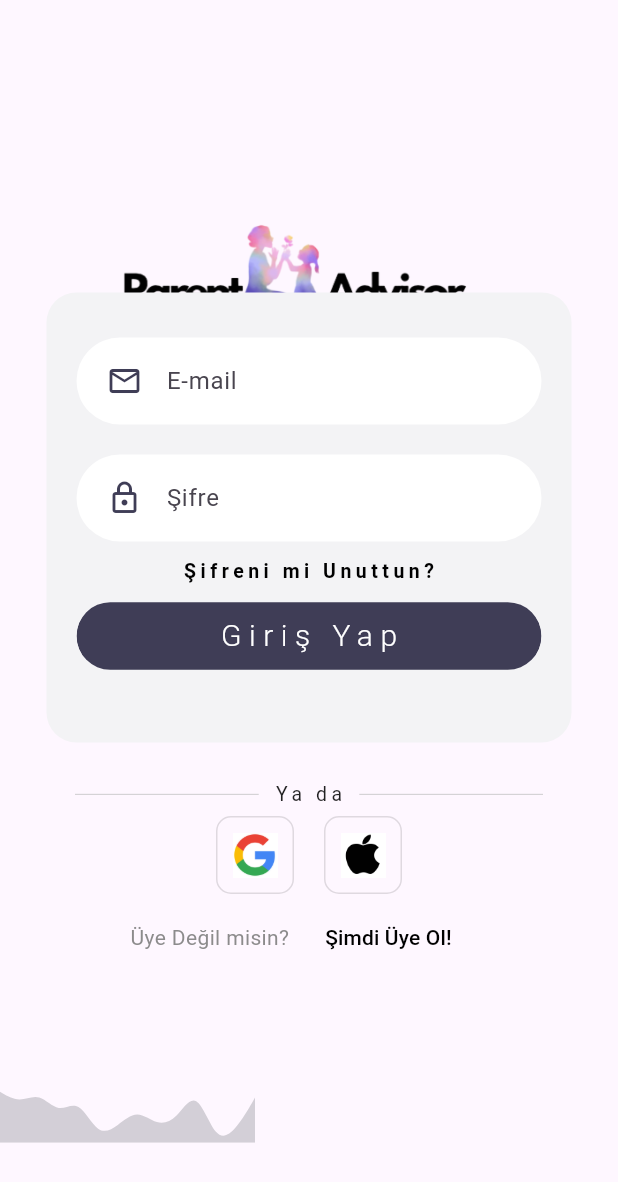
After one commit to denizyildiz0/Bitirme_Parent_App, a Flutter app: the LoginScreen screen opened by its route, on a phone screen of 412 x 824 dp. The commit adds this screen. Shown: the top 1182 px of the screen. Run offline on Flutter 3.47's test engine with Material 3 defaults, Android fonts, the phone set to English and light mode, and no system bars; our stand-ins replace flutter_secure_storage, flutter_svg, gap, go_router, preload_page_view, shared_preferences; accounts and stored records are empty.

Commit message:
user login - register login screens added

```diff
--- /dev/null
+++ b/lib/components/giris_input_field.dart
@@ -0,0 +1,41 @@
+import 'package:flutter/material.dart';
+import 'text_field_container.dart';
+
+//deger girme button textfield
+class GirisInputField extends StatelessWidget {
+  final String hintText;
+  final IconData icon;
+  final bool isEmail;
+  final bool isPassword;
+
+  final ValueChanged<String> onChange;
+  const GirisInputField({
+    Key? key,
+    required this.hintText,
+    required this.icon,
+    required this.onChange,
+    required this.isEmail,
+    required this.isPassword,
+
+  }) : super(key: key);
+
+  @override
+  Widget build(BuildContext context) {
+    return TextFieldContainer(
+        child: TextField(
+      onChanged: onChange,
+      obscureText: isPassword,
+      keyboardType: isEmail ? TextInputType.emailAddress : TextInputType.text,
+      decoration: InputDecoration(
+        hintText: hintText,
+        icon: Icon(icon, color: Color(0xFF3F3D56)),
+        border: InputBorder.none,
+        focusedBorder: OutlineInputBorder(
+            gapPadding: 1.0,
+            borderRadius: BorderRadius.circular(30),
+            borderSide: BorderSide(color: Colors.grey.shade200)),
+        fillColor: Colors.grey.shade200,
+      ),
+    ));
+  }
+}
--- /dev/null
+++ b/lib/components/rounded_button.dart
@@ -0,0 +1,38 @@
+import 'package:bitirme_parent_app/fonts/app_text_style.dart';
+import 'package:flutter/material.dart';
+
+
+//giriş yap button
+class RoundedButton extends StatelessWidget {
+  final String text;
+  final Color color;
+  final VoidCallback press;
+  const RoundedButton({
+    Key? key,
+    required this.text,
+    required this.color,
+    required this.press,
+  }) : super(key: key);
+
+  @override
+  Widget build(BuildContext context) {
+    Size size = MediaQuery.of(context).size;
+    return Container(
+      margin: EdgeInsets.symmetric(vertical:10),
+      width: size.width * 0.8,
+      child: ClipRRect(
+        borderRadius: BorderRadius.circular(30),
+        child: TextButton(
+          onPressed: press,
+          style: TextButton.styleFrom(
+              padding: EdgeInsets.symmetric(vertical: 8, horizontal: 15),
+              backgroundColor: color),
+          child: Text(
+            text,
+            style: AppTextStyle.MIDDLE_BUTTON_TEXT,
+          ),
+        ),
+      ),
+    );
+  }
+}
--- /dev/null
+++ b/lib/components/square_box.dart
@@ -0,0 +1,19 @@
+import 'package:flutter/material.dart';
+
+//google ve apple ile giriş sayfası
+class SquareBox extends StatelessWidget {
+  final String ImagePath;
+  const SquareBox({Key? key, required this.ImagePath}) : super(key: key);
+
+  @override
+  Widget build(BuildContext context) {
+    return Container(
+      padding: EdgeInsets.all(10),
+      decoration: BoxDecoration(
+        border: Border.all(color: Colors.black12),
+        borderRadius: BorderRadius.circular(10),
+      ),
+      child: Image.asset(ImagePath, height: 30),
+    );
+  }
+}
--- /dev/null
+++ b/lib/components/text_field_container.dart
@@ -0,0 +1,22 @@
+import 'package:flutter/material.dart';
+
+//text field özellikler
+class TextFieldContainer extends StatelessWidget {
+  final Widget child;
+  const TextFieldContainer({Key? key, required this.child}) : super(key: key);
+
+  @override
+  Widget build(BuildContext context) {
+    Size size = MediaQuery.of(context).size;
+    return Container(
+      margin: EdgeInsets.symmetric(vertical: 10),
+      padding: EdgeInsets.symmetric(horizontal: 20, vertical: 5),
+      width: size.width * 0.8,
+        decoration: BoxDecoration(
+      color: Colors.white,
+      borderRadius: BorderRadius.circular(30),
+    ),
+    child: child,
+    );
+  }
+}
--- a/lib/core/routes.dart
+++ b/lib/core/routes.dart
@@ -1,6 +1,8 @@
 import 'package:bitirme_parent_app/screens/aktiviteScreen.dart';
 import 'package:bitirme_parent_app/screens/homeScreen.dart';
+import 'package:bitirme_parent_app/screens/loginScreen.dart';
 import 'package:bitirme_parent_app/screens/profile.dart';
+import 'package:bitirme_parent_app/screens/registerScreen.dart';
 import 'package:bitirme_parent_app/screens/soruSor.dart';
 import 'package:bitirme_parent_app/screens/splash.dart';
 import 'package:bitirme_parent_app/static/boarding.dart';
@@ -33,5 +35,13 @@ final routes = GoRouter(
       path: '/boarding',
       builder: (context, state) => const BoardingScreen(),
     ),
+    GoRoute(
+      path: '/login',
+      builder: (context, state) => const LoginScreen(),
+    ),
+    GoRoute(
+      path: '/register',
+      builder: (context, state) => const RegisterScreen(),
+    ),
   ],
 );
--- /dev/null
+++ b/lib/fonts/app_text_style.dart
@@ -0,0 +1,22 @@
+import 'package:flutter/material.dart';
+
+class AppTextStyle {
+  static const MINI_BOLD_DESCRIPTION_TEXT = TextStyle(
+    fontSize: 13,
+    color: Colors.black,
+    letterSpacing: 3,
+    fontWeight: FontWeight.w600,
+  );
+  static const MIDDLE_BUTTON_TEXT = TextStyle(
+    fontSize: 20,
+    letterSpacing: 5,
+    color: Colors.white,
+    fontWeight: FontWeight.w300,
+  );
+
+  static const MINI_DESCRIPTION_TEXT = TextStyle(
+    fontSize: 13,
+    color: Colors.black87,
+    letterSpacing: 3,
+  );
+}
--- /dev/null
+++ b/lib/screens/loginScreen.dart
@@ -0,0 +1,171 @@
+import 'package:flutter/material.dart';
+import 'package:flutter_svg/svg.dart';
+import 'package:go_router/go_router.dart';
+import '../components/giris_input_field.dart';
+import '../components/rounded_button.dart';
+import '../components/square_box.dart';
+import '../fonts/app_text_style.dart';
+
+class LoginScreen extends StatefulWidget {
+  const LoginScreen({Key? key}) : super(key: key);
+
+  @override
+  State<LoginScreen> createState() => _LoginScreenState();
+}
+
+class _LoginScreenState extends State<LoginScreen> {
+  @override
+  Widget build(BuildContext context) {
+    return Scaffold(
+      resizeToAvoidBottomInset: false,
+      body: Stack(
+        children: [
+          Positioned(
+            top: 0,
+            child: Opacity(
+              opacity: 0.6,
+
+            ),
+          ),
+          SingleChildScrollView(
+            scrollDirection: Axis.horizontal,
+            child: Padding(
+              padding: const EdgeInsets.all(53.0),
+              child: Row(
+                children: [
+                  Image.asset(
+                    "assets/images/plogo.png",
+                    height: 280,
+                  ),
+                ],
+              ),
+            ),
+          ),
+          Column(
+            mainAxisAlignment: MainAxisAlignment.center,
+            children: [
+              Row(
+                mainAxisAlignment: MainAxisAlignment.center,
+                children: [
+                  Container(
+                    margin: EdgeInsets.all(20),
+                    padding: EdgeInsets.all(20),
+                    height: 300,
+                    width: 350,
+                    decoration: BoxDecoration(
+                      color: Color(0xffF3F3F5),
+                      borderRadius: BorderRadius.circular(20),
+                    ),
+                    child: Column(
+                      children: [
+                        GirisInputField(
+                          isEmail: true,
+                          isPassword: false,
+                          hintText: "E-mail",
+                          icon: Icons.email_outlined,
+                          onChange: (value) {},
+                        ),
+                        GirisInputField(
+                          isEmail: false,
+                          isPassword: true,
+                          hintText: "Şifre",
+                          icon: Icons.lock_outlined,
+                          onChange: (value) {},
+                        ),
+                        Text(
+                          "Şifreni mi Unuttun?",
+                          style: AppTextStyle.MINI_BOLD_DESCRIPTION_TEXT,
+                        ),
+                        RoundedButton(
+                          text: "Giriş Yap",
+                          press: () {
+                            GoRouter.of(context).go('/home');
+                          },
+                          color: Color(0xFF3F3D56),
+                        ),
+                      ],
+                    ),
+                  ),
+                ],
+              ),
+              Padding(
+                padding: const EdgeInsets.symmetric(vertical: 5),
+                child: Row(
+                  children: [
+                    Expanded(
+                      child: Divider(
+                        indent: 50,
+                        thickness: 0.5,
+                        color: Colors.grey[400],
+                      ),
+                    ),
+                    Padding(
+                      padding: EdgeInsets.symmetric(horizontal: 10),
+                      child: Text(
+                        "Ya da",
+                        style: AppTextStyle.MINI_DESCRIPTION_TEXT,
+                      ),
+                    ),
+                    Expanded(
+                      child: Divider(
+                        endIndent: 50,
+                        thickness: 0.5,
+                        color: Colors.grey[400],
+                      ),
+                    ),
+                  ],
+                ),
+              ),
+              Row(
+                mainAxisAlignment: MainAxisAlignment.center,
+                children: [
+                  SquareBox(
+                    ImagePath: "assets/logo/google.jpeg",
+                  ),
+                  SizedBox(width: 20),
+                  SquareBox(
+                    ImagePath: "assets/logo/apple.jpeg",
+                  ),
+                ],
+              ),
+              SizedBox(height: 5),
+              Row(
+                mainAxisAlignment: MainAxisAlignment.center,
+                children: [
+                  Text(
+                    "Üye Değil misin?",
+                    style: TextStyle(color: Color.fromARGB(227, 126, 126, 126)),
+                  ),
+                  ElevatedButton(
+                    onPressed: () {
+                      GoRouter.of(context).go('/register');
+                    },
+                    style: ElevatedButton.styleFrom(
+                      backgroundColor: Colors.transparent,
+                      elevation: 0,
+                    ),
+                    child: Text(
+                      "Şimdi Üye Ol!",
+                      style: TextStyle(color: Color.fromARGB(255, 0, 0, 0)),
+                    ),
+                  ),
+                ],
+              ),
+            ],
+          ),
+          Positioned(
+            bottom: 1,
+            child: Opacity(
+              opacity: 0.2,
+              child: SvgPicture.asset(
+                "assets/images/wave-2.svg",
+                height: 160,
+                width: 170,
+              ),
+            ),
+          ),
+        ],
+      ),
+    );
+  }
+}
--- a/lib/static/boarding.dart
+++ b/lib/static/boarding.dart
@@ -211,7 +211,7 @@ class _BoardingScreenState extends State<BoardingScreen> {
         onTap: () async {
           final storage = Storage();
           await storage.firstLaunched();
-          GoRouter.of(context).replace("/home");
+          GoRouter.of(context).replace("/login");
         },
         child: Container(
           width: 280,
```
Also changed, not shown: lib/components/kayit_input_field.dart (added, +45 -0 lines), lib/components/neu_box.dart (added, +44 -0 lines), lib/components/neu_box2.dart (added, +40 -0 lines), lib/screens/registerScreen.dart (added, +125 -0 lines), lib/themes/dark_mode.dart (added, +10 -0 lines), lib/themes/light_mode.dart (added, +10 -0 lines), lib/themes/theme_provider.dart (added, +33 -0 lines).
